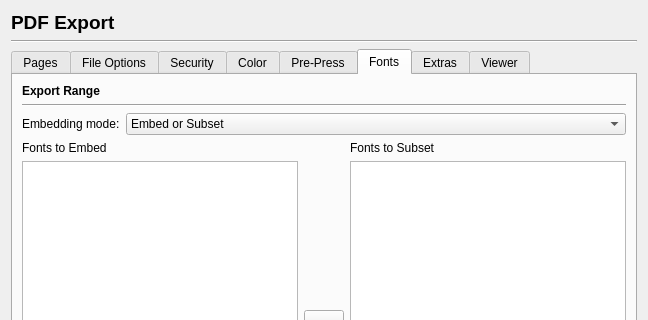
Old version of the form scribus/ui/prefs_pdfexportbase.ui in the repository scribusproject/scribus; both pictures show x 0 to 648 and y 0 to 320 of the 648 by 550 pixel window.
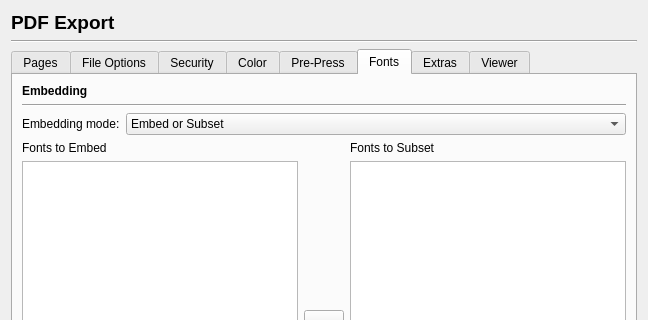
New version of the form. The open tabs and pages were chosen to show the change. Custom widgets are drawn as their Qt base class.

Commit message: fix incorrect label in PDF export prefs

```diff
--- a/scribus/ui/prefs_pdfexportbase.ui
+++ b/scribus/ui/prefs_pdfexportbase.ui
@@ -1279,7 +1279,7 @@
           </font>
          </property>
          <property name="text">
-          <string>Export Range</string>
+          <string>Embedding</string>
          </property>
         </widget>
        </item>
```
